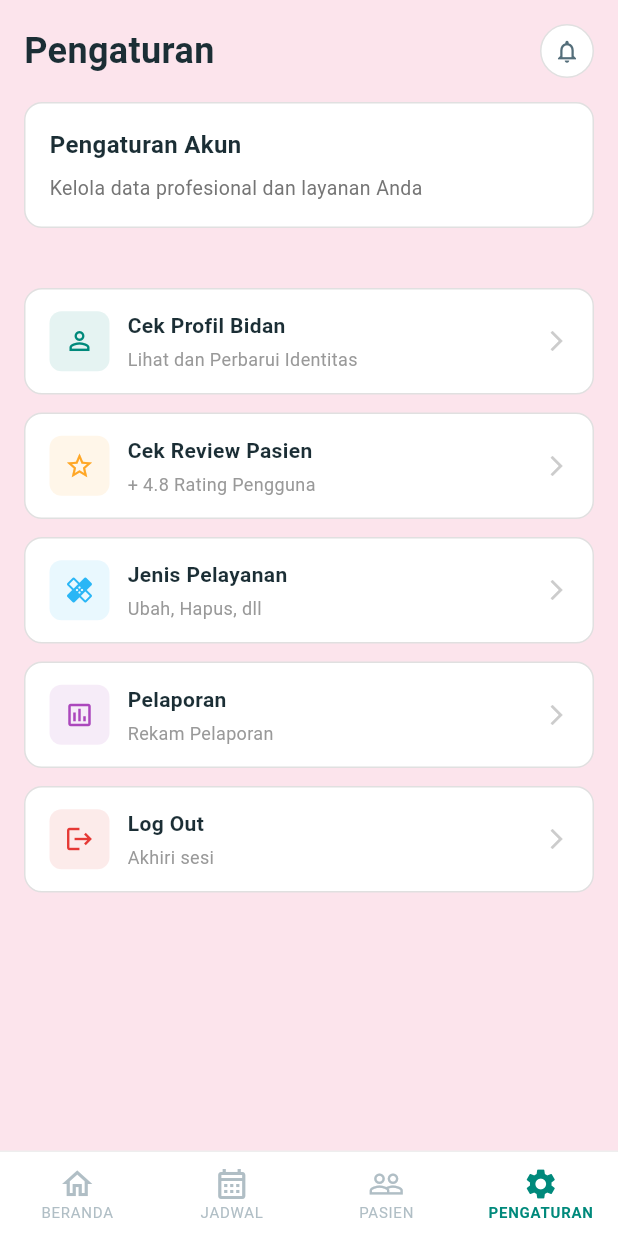
After one commit to muhammadsodiq9335-sketch/proyek_bidan, a Flutter app: the AdminPengaturanScreen screen opened directly, on a phone screen of 412 x 824 dp. The commit adds this screen. Run offline on Flutter 3.47's test engine with Material 3 defaults, Android fonts, the phone set to English and light mode, and no system bars; accounts and stored records are empty; network calls fail; Roboto replaces fonts that are missing (Segoe UI).

Commit message:
fungsi beranda, jadwal sama pengaturan

```diff
--- a/lib/screens/admin_dashboard_screen.dart
+++ b/lib/screens/admin_dashboard_screen.dart
@@ -1,6 +1,7 @@
 import 'package:flutter/material.dart';
 import 'login_screen.dart';
 import 'admin_jadwal_screen.dart';
+import 'admin_pengaturan_screen.dart';
 
 class AdminDashboardScreen extends StatelessWidget {
   const AdminDashboardScreen({super.key});
@@ -8,7 +9,7 @@ class AdminDashboardScreen extends StatelessWidget {
   @override
   Widget build(BuildContext context) {
     return Scaffold(
-      backgroundColor: const Color(0xFFE6BFC5), // pink background
+      backgroundColor: const Color(0xFFFCE4EC), // pink background
       bottomNavigationBar: _bottomNav(context),
       body: SafeArea(
         child: Column(
@@ -26,7 +27,7 @@ class AdminDashboardScreen extends StatelessWidget {
                     const SizedBox(height: 10),
                     _summaryCard(),
                     const SizedBox(height: 20),
-                    _jadwalHeader(),
+                    _jadwalHeader(context),
                     const SizedBox(height: 10),
                     _scheduleCard("Dewi Lestari", "Imunisasi Bayi", "08.00"),
                     const SizedBox(height: 12),
@@ -45,11 +46,17 @@ class AdminDashboardScreen extends StatelessWidget {
   Widget _header() {
   return Container(
     padding: const EdgeInsets.symmetric(horizontal: 16, vertical: 12),
-      color: const Color(0xFFE0E0E0),
+    color: const Color(0xFFF8FAFC),
     child: Row(
       mainAxisAlignment: MainAxisAlignment.spaceBetween,
       children: const [
-          Text("MORA", style: TextStyle(fontWeight: FontWeight.bold)),
+        Text(
+          "MORA",
+          style: TextStyle(
+            fontWeight: FontWeight.bold,
+            color: Color(0xFF1B4F72),
+          ),
+        ),
         CircleAvatar(
           backgroundColor: Colors.grey,
           child: Icon(Icons.person, color: Colors.white),
@@ -153,11 +160,11 @@ class AdminDashboardScreen extends StatelessWidget {
   }
 
   // ================= JADWAL HEADER =================
-  Widget _jadwalHeader() {
+  Widget _jadwalHeader(BuildContext context) {
   return Row(
     mainAxisAlignment: MainAxisAlignment.spaceBetween,
-      children: const [
-        Text(
+    children: [
+      const Text(
         "JADWAL MENDATANG",
         style: TextStyle(
           fontSize: 11,
@@ -166,10 +173,20 @@ class AdminDashboardScreen extends StatelessWidget {
           color: Colors.black54,
         ),
       ),
-        Text(
+      InkWell(
+        onTap: () {
+          Navigator.push(
+            context,
+            MaterialPageRoute(
+              builder: (context) => const AdminJadwalScreen(),
+            ),
+          );
+        },
+        child: const Text(
           "Cek Kalender →",
           style: TextStyle(fontSize: 12, color: Colors.blue),
-        )
+        ),
+      ),
     ],
   );
 }
@@ -248,6 +265,11 @@ class AdminDashboardScreen extends StatelessWidget {
             context,
             MaterialPageRoute(builder: (context) => const AdminJadwalScreen()),
           );
+        } else if (index == 3) {
+          Navigator.push(
+            context,
+            MaterialPageRoute(builder: (context) => const AdminPengaturanScreen()),
+          );
         }
       },
       items: const [
--- a/lib/screens/admin_jadwal_screen.dart
+++ b/lib/screens/admin_jadwal_screen.dart
@@ -1,5 +1,8 @@
 import 'package:flutter/material.dart';
 import 'admin_dashboard_screen.dart';
+import 'admin_pengaturan_screen.dart';
+import 'login_screen.dart';
+
 
 class AdminJadwalScreen extends StatefulWidget {
   const AdminJadwalScreen({super.key});
@@ -399,7 +402,7 @@ class _AdminJadwalScreenState extends State<AdminJadwalScreen> {
                   style: TextStyle(
                     fontSize: 10,
                     fontWeight: FontWeight.w800,
-                    color: statusColor.darken(0.2),
+                    color: statusColor.withOpacity(1.0),
                   ),
                 ),
               ),
@@ -432,28 +435,57 @@ class _AdminJadwalScreenState extends State<AdminJadwalScreen> {
     showUnselectedLabels: true,
     type: BottomNavigationBarType.fixed,
     items: const [
-        BottomNavigationBarItem(icon: Icon(Icons.home_outlined), label: 'Beranda'),
-        BottomNavigationBarItem(icon: Icon(Icons.calendar_today), label: 'Jadwal'),
-        BottomNavigationBarItem(icon: Icon(Icons.people_outline), label: 'Pasien'),
-        BottomNavigationBarItem(icon: Icon(Icons.settings_outlined), label: 'Pengaturan'),
+      BottomNavigationBarItem(
+        icon: Icon(Icons.home_outlined),
+        label: 'Beranda',
+      ),
+      BottomNavigationBarItem(
+        icon: Icon(Icons.calendar_today),
+        label: 'Jadwal',
+      ),
+      BottomNavigationBarItem(
+        icon: Icon(Icons.people_outline),
+        label: 'Pasien',
+      ),
+      BottomNavigationBarItem(
+        icon: Icon(Icons.settings_outlined),
+        label: 'Pengaturan',
+      ),
     ],
     onTap: (index) {
-        if (index == 0) {
+      switch (index) {
+        case 0:
           Navigator.pushReplacement(
             context,
-            MaterialPageRoute(builder: (context) => const AdminDashboardScreen()),
+            MaterialPageRoute(
+              builder: (context) => const AdminDashboardScreen(),
+            ),
           );
+          break;
+
+        case 1:
+          Navigator.push(
+            context,
+            MaterialPageRoute(
+              builder: (context) => const AdminJadwalScreen(),
+            ),
+          );
+          break;
+
+        case 2:
+          // sementara belum ada halaman pasien
+          break;
+
+        case 3:
+          Navigator.push(
+            context,
+            MaterialPageRoute(
+              builder: (context) => const AdminPengaturanScreen(),
+            ),
+          );
+          break;
       }
     },
   );
 }
 }
-
-extension on Color {
-  Color darken([double amount = .1]) {
-    assert(amount >= 0 && amount <= 1);
-    final hsl = HSLColor.fromColor(this);
-    final hslDark = hsl.withLightness((hsl.lightness - amount).clamp(0.0, 1.0));
-    return hslDark.toColor();
-  }
-}
--- /dev/null
+++ b/lib/screens/admin_pengaturan_screen.dart
@@ -0,0 +1,325 @@
+import 'package:flutter/material.dart';
+import 'login_screen.dart';
+import 'admin_dashboard_screen.dart';
+import 'admin_jadwal_screen.dart';
+
+class AdminPengaturanScreen extends StatefulWidget {
+  const AdminPengaturanScreen({super.key});
+
+  @override
+  State<AdminPengaturanScreen> createState() => _AdminPengaturanScreenState();
+}
+
+class _AdminPengaturanScreenState extends State<AdminPengaturanScreen> {
+  int _currentIndex = 3; // Pengaturan tab index
+
+  @override
+  Widget build(BuildContext context) {
+    return Scaffold(
+      backgroundColor: const Color(0xFFFCE4EC),
+      body: SafeArea(
+        child: SingleChildScrollView(
+          child: Column(
+            children: [
+              // Header Section
+              _buildHeader(),
+              const SizedBox(height: 24),
+              // Menu Items
+              _buildMenuItems(context),
+              const SizedBox(height: 24),
+            ],
+          ),
+        ),
+      ),
+      bottomNavigationBar: _buildBottomNavBar(),
+    );
+  }
+
+  Widget _buildHeader() {
+    return Padding(
+      padding: const EdgeInsets.symmetric(horizontal: 16, vertical: 16),
+      child: Column(
+        crossAxisAlignment: CrossAxisAlignment.start,
+        children: [
+          Row(
+            mainAxisAlignment: MainAxisAlignment.spaceBetween,
+            children: [
+              const Text(
+                'Pengaturan',
+                style: TextStyle(
+                  fontSize: 24,
+                  fontWeight: FontWeight.bold,
+                  color: Color(0xFF1B2E35),
+                ),
+              ),
+              Container(
+                width: 36,
+                height: 36,
+                decoration: BoxDecoration(
+                  color: Colors.white,
+                  shape: BoxShape.circle,
+                  border: Border.all(color: const Color(0xFFE0E0E0)),
+                ),
+                child: const Icon(Icons.notifications_outlined,
+                  size: 18, color: Color(0xFF546E7A)),
+              ),
+            ],
+          ),
+          const SizedBox(height: 16),
+          // White Card with Header Info
+          Container(
+            width: double.infinity,
+            decoration: BoxDecoration(
+              color: Colors.white,
+              borderRadius: BorderRadius.circular(12),
+              border: Border.all(color: const Color(0xFFE0E0E0), width: 1),
+            ),
+            child: Padding(
+              padding: const EdgeInsets.all(16),
+              child: Column(
+                crossAxisAlignment: CrossAxisAlignment.start,
+                children: [
+                  const Text(
+                    'Pengaturan Akun',
+                    style: TextStyle(
+                      fontSize: 16,
+                      fontWeight: FontWeight.bold,
+                      color: Color(0xFF1B2E35),
+                    ),
+                  ),
+                  const SizedBox(height: 8),
+                  const Text(
+                    'Kelola data profesional dan layanan Anda',
+                    style: TextStyle(
+                      fontSize: 13,
+                      color: Color(0xFF757575),
+                    ),
+                  ),
+                ],
+              ),
+            ),
+          ),
+        ],
+      ),
+    );
+  }
+
+  Widget _buildMenuItems(BuildContext context) {
+    final List<MenuItemData> menuItems = [
+      MenuItemData(
+        icon: Icons.person_outline,
+        title: 'Cek Profil Bidan',
+        subtitle: 'Lihat dan Perbarui Identitas',
+        iconColor: const Color(0xFF00897B),
+      ),
+      MenuItemData(
+        icon: Icons.star_outline,
+        title: 'Cek Review Pasien',
+        subtitle: '+ 4.8 Rating Pengguna',
+        iconColor: const Color(0xFFFFA726),
+      ),
+      MenuItemData(
+        icon: Icons.healing_outlined,
+        title: 'Jenis Pelayanan',
+        subtitle: 'Ubah, Hapus, dll',
+        iconColor: const Color(0xFF29B6F6),
+      ),
+      MenuItemData(
+        icon: Icons.assessment_outlined,
+        title: 'Pelaporan',
+        subtitle: 'Rekam Pelaporan',
+        iconColor: const Color(0xFFAB47BC),
+      ),
+      MenuItemData(
+        icon: Icons.logout,
+        title: 'Log Out',
+        subtitle: 'Akhiri sesi',
+        iconColor: const Color(0xFFE53935),
+      ),
+    ];
+
+    return Padding(
+      padding: const EdgeInsets.symmetric(horizontal: 16),
+      child: Column(
+        children: menuItems.map<Widget>((item) {
+          return Padding(
+            padding: const EdgeInsets.only(bottom: 12),
+            child: _buildMenuItem(item, context),
+          );
+        }).toList(),
+      ),
+    );
+  }
+
+  Widget _buildMenuItem(MenuItemData item, BuildContext context) {
+    return GestureDetector(
+      onTap: () {
+        if (item.title == 'Log Out') {
+          _showLogoutConfirmation(context);
+        }
+        // Add navigation for other menu items as needed
+      },
+      child: Container(
+        decoration: BoxDecoration(
+          color: Colors.white,
+          borderRadius: BorderRadius.circular(12),
+          border: Border.all(color: const Color(0xFFE0E0E0), width: 1),
+        ),
+        child: Padding(
+          padding: const EdgeInsets.symmetric(horizontal: 16, vertical: 14),
+          child: Row(
+            children: [
+              Container(
+                width: 40,
+                height: 40,
+                decoration: BoxDecoration(
+                  color: item.iconColor.withOpacity(0.1),
+                  borderRadius: BorderRadius.circular(8),
+                ),
+                child: Icon(
+                  item.icon,
+                  color: item.iconColor,
+                  size: 20,
+                ),
+              ),
+              const SizedBox(width: 12),
+              Expanded(
+                child: Column(
+                  crossAxisAlignment: CrossAxisAlignment.start,
+                  children: [
+                    Text(
+                      item.title,
+                      style: const TextStyle(
+                        fontSize: 14,
+                        fontWeight: FontWeight.w600,
+                        color: Color(0xFF1B2E35),
+                      ),
+                    ),
+                    const SizedBox(height: 4),
+                    Text(
+                      item.subtitle,
+                      style: const TextStyle(
+                        fontSize: 12,
+                        color: Color(0xFF999999),
+                      ),
+                    ),
+                  ],
+                ),
+              ),
+              const Icon(
+                Icons.arrow_forward_ios,
+                size: 16,
+                color: Color(0xFFCCCCCC),
+              ),
+            ],
+          ),
+        ),
+      ),
+    );
+  }
+
+  void _showLogoutConfirmation(BuildContext context) {
+    showDialog(
+      context: context,
+      builder: (BuildContext context) {
+        return AlertDialog(
+          title: const Text('Konfirmasi Log Out'),
+          content: const Text('Apakah Anda yakin ingin keluar?'),
+          actions: [
+            TextButton(
+              onPressed: () => Navigator.pop(context),
+              child: const Text('Batal'),
+            ),
+            TextButton(
+              onPressed: () {
+                Navigator.pop(context);
+                Navigator.pushReplacement(
+                  context,
+                  MaterialPageRoute(builder: (context) => const LoginScreen()),
+                );
+              },
+              child: const Text('Log Out', style: TextStyle(color: Colors.red)),
+            ),
+          ],
+        );
+      },
+    );
+  }
+
+  Widget _buildBottomNavBar() {
+    return Container(
+      decoration: const BoxDecoration(
+        color: Colors.white,
+        border: Border(top: BorderSide(color: Color(0xFFEEEEEE), width: 1)),
+      ),
+      child: BottomNavigationBar(
+        currentIndex: _currentIndex,
+        onTap: (index) {
+          if (index == 0) {
+            Navigator.push(
+              context,
+              MaterialPageRoute(builder: (context) => const AdminDashboardScreen()),
+            );
+          } else if (index == 1) {
+            Navigator.push(
+              context,
+              MaterialPageRoute(builder: (context) => const AdminJadwalScreen()),
+            );
+          } else {
+            setState(() => _currentIndex = index);
+          }
+        },
+        type: BottomNavigationBarType.fixed,
+        backgroundColor: Colors.white,
+        selectedItemColor: const Color(0xFF00897B),
+        unselectedItemColor: const Color(0xFFB0BEC5),
+        selectedLabelStyle: const TextStyle(
+          fontSize: 10,
+          fontWeight: FontWeight.bold,
+          letterSpacing: 0.5,
+        ),
+        unselectedLabelStyle: const TextStyle(
+          fontSize: 10,
+          letterSpacing: 0.5,
+        ),
+        elevation: 0,
+        items: const [
+          BottomNavigationBarItem(
+            icon: Icon(Icons.home_outlined),
+            activeIcon: Icon(Icons.home),
+            label: 'BERANDA',
+          ),
+          BottomNavigationBarItem(
+            icon: Icon(Icons.calendar_month_outlined),
+            activeIcon: Icon(Icons.calendar_month),
+            label: 'JADWAL',
+          ),
+          BottomNavigationBarItem(
+            icon: Icon(Icons.people_outline),
+            activeIcon: Icon(Icons.people),
+            label: 'PASIEN',
+          ),
+          BottomNavigationBarItem(
+            icon: Icon(Icons.settings_outlined),
+            activeIcon: Icon(Icons.settings),
+            label: 'PENGATURAN',
+          ),
+        ],
+      ),
+    );
+  }
+}
+
+class MenuItemData {
+  final IconData icon;
+  final String title;
+  final String subtitle;
+  final Color iconColor;
+
+  MenuItemData({
+    required this.icon,
+    required this.title,
+    required this.subtitle,
+    required this.iconColor,
+  });
+}
--- a/lib/screens/sub_layanan_screen.dart
+++ b/lib/screens/sub_layanan_screen.dart
@@ -1,3 +1,4 @@
+import 'package:proyek_bidan/mock_data.dart';
 import 'package:flutter/material.dart';
 import 'formulir_reservasi_screen.dart';
 
```
Also changed, not shown: lib/screens/admin_pasien_screen.dart (deleted). Lines whose indentation alone changed are shown as unchanged.
